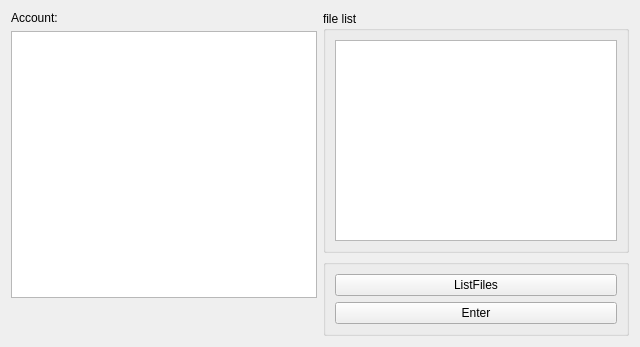
First picture: the form in tool/tool.ui, repository wengxt/qcloud, before the edit.
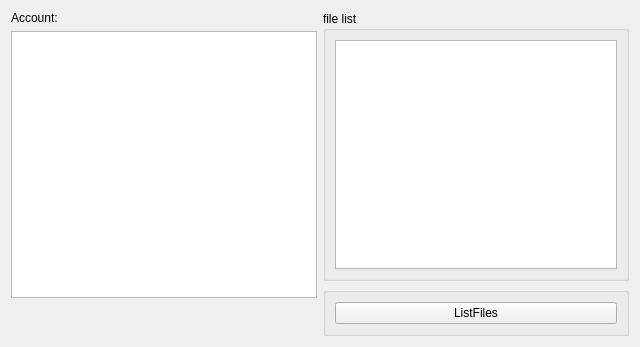
Second picture: the form after the edit.

```diff
--- a/tool/tool.ui
+++ b/tool/tool.ui
@@ -144,13 +144,6 @@
           </property>
          </widget>
         </item>
-        <item>
-         <widget class="QPushButton" name="enterButton">
-          <property name="text">
-           <string>Enter</string>
-          </property>
-         </widget>
-        </item>
        </layout>
       </widget>
      </item>
```
